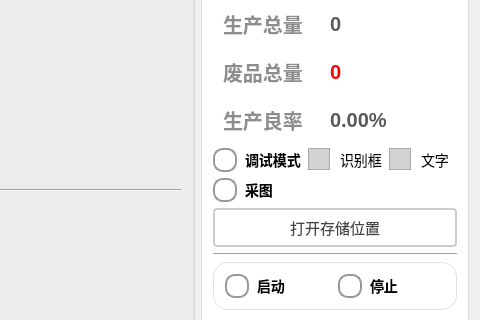
Above: ZipperScanner/ui/ZipperScanner.ui from WIND-ROAD-RUN/ZipperScanner before the change; both pictures show x 460 to 940 and y 223 to 543 of the 940 by 823 pixel window. Below: the same form after it.
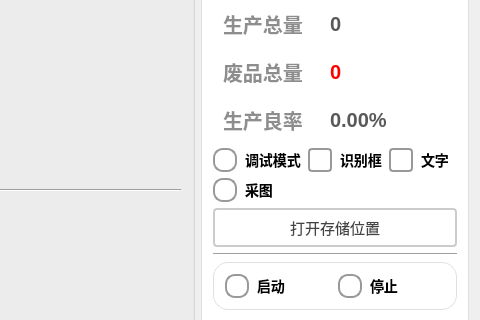
That is the form after the change. Icons and pictures are not drawn.

Commit message: 更改UI样式表

The edit to the form file:
```diff
--- a/ZipperScanner/ui/ZipperScanner.ui
+++ b/ZipperScanner/ui/ZipperScanner.ui
@@ -571,37 +571,61 @@
             <widget class="QCheckBox" name="ckb_shibiekuang">
              <property name="styleSheet">
               <string notr="true">QCheckBox {
-    /* 默认样式 */
-    spacing: 10px; /* 文字和框框之间的间距 */
-    font-size: 14px; /* 字体大小 */
+    spacing: 8px;
+    font-size: 14px;
+    color: #333;
+    font-weight: bold;        
+    color:  rgb(0, 0, 0);       
 }
 
+/* 未选中状态 */
 QCheckBox::indicator {
-    /* 按钮的大小 */
     width: 20px;
     height: 20px;
+    border-radius: 4px; /* 方形，圆角可适当调整 */
+    border: 2px solid #999;
+    background: #ffffff;
 }
 
-QCheckBox::indicator:unchecked {
-    /* 未选中状态的样式 */
-    background-color: lightgray; /* 背景颜色 */
-    border: 1px solid darkgray; /* 边框颜色 */
+/* 悬停效果 */
+QCheckBox::indicator:hover {
+    border: 2px solid #666;
 }
 
-QCheckBox::indicator:unchecked:hover {
-    /* 未选中状态鼠标悬停时的样式 */
-    background-color: gray; /* 背景颜色 */
-}
-
+/* 选中状态 */
 QCheckBox::indicator:checked {
-    /* 选中状态的样式 */
-    background-color: rgb(255, 152, 83); /* 背景颜色 */
-    border: 1px solid darkred; /* 边框颜色 */
+    border: 2px solid #2196F3;
+    background-color: qradialgradient(
+        cx:0.5, cy:0.5,
+        radius:0.4,
+        fx:0.5, fy:0.5,
+        stop:0 #2196F3,
+        stop:1 transparent
+    );
 }
 
-QCheckBox::indicator:checked:hover {
-    /* 选中状态鼠标悬停时的样式 */
-    background-color: darkred; /* 背景颜色 */
+/* 禁用状态 */
+QCheckBox::indicator:disabled {
+    border: 2px solid #ccc;
+    background: #eee;
+}
+
+/* 选中时的文字颜色 */
+QCheckBox:checked {
+    color: #2196F3;
+    font-weight: 500;
+}
+
+/* 点击动画效果 */
+QCheckBox::indicator:pressed {
+    border: 2px solid #1565C0;
+    background-color: qradialgradient(
+        cx:0.5, cy:0.5,
+        radius:0.5,
+        fx:0.5, fy:0.5,
+        stop:0 #BBDEFB,
+        stop:1 transparent
+    );
 }</string>
              </property>
              <property name="text">
@@ -613,37 +637,61 @@
             <widget class="QCheckBox" name="ckb_wenzi">
              <property name="styleSheet">
               <string notr="true">QCheckBox {
-    /* 默认样式 */
-    spacing: 10px; /* 文字和框框之间的间距 */
-    font-size: 14px; /* 字体大小 */
+    spacing: 8px;
+    font-size: 14px;
+    color: #333;
+    font-weight: bold;        
+    color:  rgb(0, 0, 0);       
 }
 
+/* 未选中状态 */
 QCheckBox::indicator {
-    /* 按钮的大小 */
     width: 20px;
     height: 20px;
+    border-radius: 4px; /* 方形，圆角可适当调整 */
+    border: 2px solid #999;
+    background: #ffffff;
 }
 
-QCheckBox::indicator:unchecked {
-    /* 未选中状态的样式 */
-    background-color: lightgray; /* 背景颜色 */
-    border: 1px solid darkgray; /* 边框颜色 */
+/* 悬停效果 */
+QCheckBox::indicator:hover {
+    border: 2px solid #666;
 }
 
-QCheckBox::indicator:unchecked:hover {
-    /* 未选中状态鼠标悬停时的样式 */
-    background-color: gray; /* 背景颜色 */
-}
-
+/* 选中状态 */
 QCheckBox::indicator:checked {
-    /* 选中状态的样式 */
-    background-color: rgb(255, 152, 83); /* 背景颜色 */
-    border: 1px solid darkred; /* 边框颜色 */
+    border: 2px solid #2196F3;
+    background-color: qradialgradient(
+        cx:0.5, cy:0.5,
+        radius:0.4,
+        fx:0.5, fy:0.5,
+        stop:0 #2196F3,
+        stop:1 transparent
+    );
 }
 
-QCheckBox::indicator:checked:hover {
-    /* 选中状态鼠标悬停时的样式 */
-    background-color: darkred; /* 背景颜色 */
+/* 禁用状态 */
+QCheckBox::indicator:disabled {
+    border: 2px solid #ccc;
+    background: #eee;
+}
+
+/* 选中时的文字颜色 */
+QCheckBox:checked {
+    color: #2196F3;
+    font-weight: 500;
+}
+
+/* 点击动画效果 */
+QCheckBox::indicator:pressed {
+    border: 2px solid #1565C0;
+    background-color: qradialgradient(
+        cx:0.5, cy:0.5,
+        radius:0.5,
+        fx:0.5, fy:0.5,
+        stop:0 #BBDEFB,
+        stop:1 transparent
+    );
 }</string>
              </property>
              <property name="text">
```
The commit also changes 1 other file.
